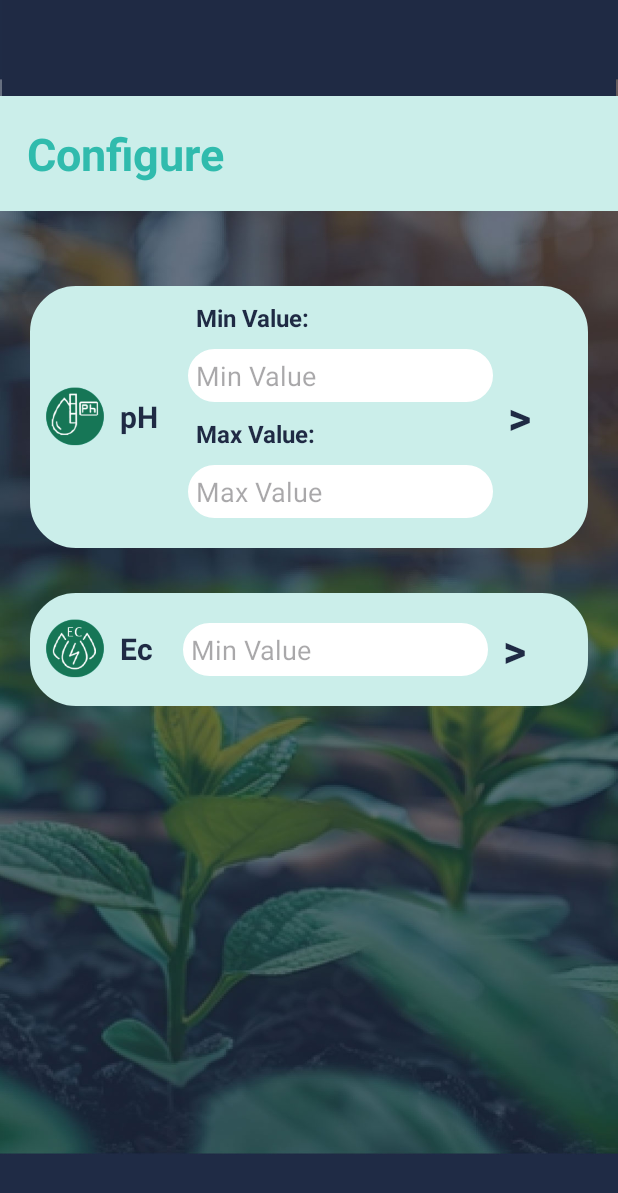
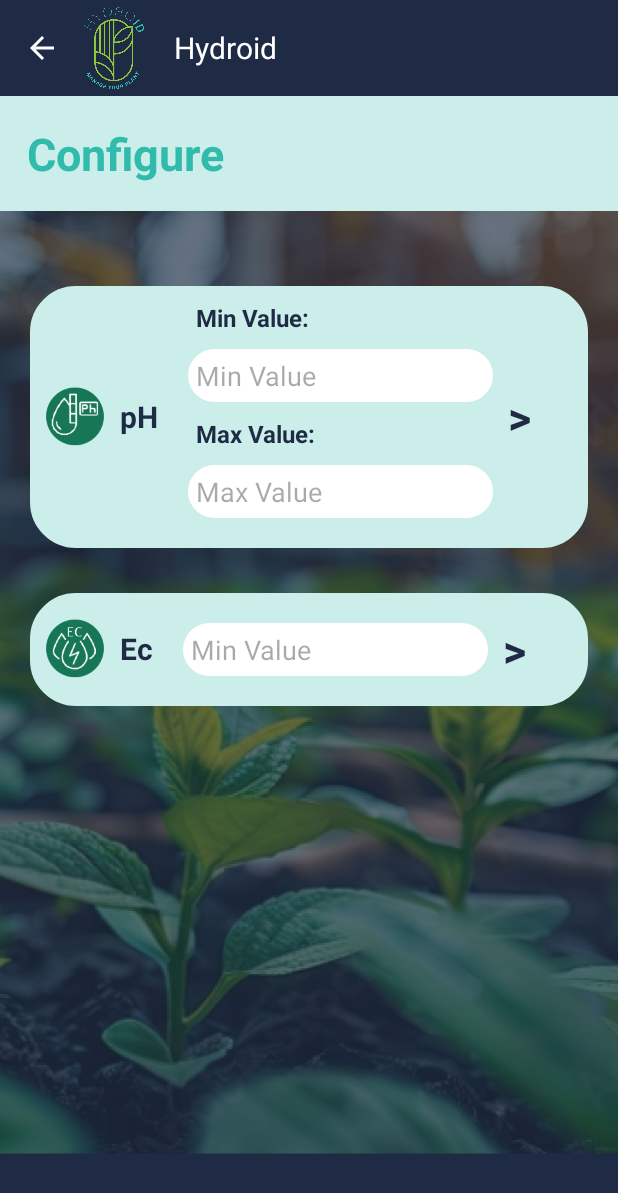
Before and after one commit to dekkersm/Hydroid, an Android app: the ConfigurationActivity screen opened directly, with no data from a screen before it, on a phone screen of 412 x 824 dp. Shown: the top 1193 px of the screen. Run offline under Robolectric (Android 15) with nearby library versions, the phone set to English and light mode, and no system bars; our stand-ins replace Volley; network calls fail.

Commit message:
added toolbar for all activities navigate to configurations through menu

```diff
--- a/app/src/main/java/com/example/hydroid/ConfigurationActivity.java
+++ b/app/src/main/java/com/example/hydroid/ConfigurationActivity.java
@@ -1,14 +1,20 @@
 package com.example.hydroid;
 
+import android.content.Intent;
 import android.os.Bundle;
 import android.renderscript.Sampler;
+import android.view.Menu;
+import android.view.MenuInflater;
+import android.view.MenuItem;
 import android.view.View;
 import android.widget.EditText;
 import android.widget.TextView;
 import android.widget.Toast;
 
 import androidx.activity.EdgeToEdge;
+import androidx.annotation.NonNull;
 import androidx.appcompat.app.AppCompatActivity;
+import androidx.appcompat.widget.Toolbar;
 import androidx.core.graphics.Insets;
 import androidx.core.view.ViewCompat;
 import androidx.core.view.WindowInsetsCompat;
@@ -26,6 +32,10 @@ public class ConfigurationActivity extends AppCompatActivity {
         super.onCreate(savedInstanceState);
         EdgeToEdge.enable(this);
         setContentView(R.layout.activity_configuration);
+
+        Toolbar toolbar = findViewById(R.id.toolbar);
+        setSupportActionBar(toolbar);
+        getSupportActionBar().setDisplayHomeAsUpEnabled(true);
 
         ec_v_btn = findViewById(R.id.ec_v_btn);
         ph_v_btn = findViewById(R.id.ph_v_btn);
@@ -45,9 +55,9 @@ public class ConfigurationActivity extends AppCompatActivity {
             @Override
             public void onResp(JSONArray resp) {
                 try {
-                    ph_max_config.setText(resp.getJSONObject(0).getString("value"));
+                    ec_config.setText(resp.getJSONObject(0).getString("value"));
                     ph_min_config.setText(resp.getJSONObject(1).getString("value"));
-                    ec_config.setText(resp.getJSONObject(2).getString("value"));
+                    ph_max_config.setText(resp.getJSONObject(2).getString("value"));
                 } catch (JSONException e) {
                     throw new RuntimeException(e);
                 }
--- a/app/src/main/java/com/example/hydroid/MainActivity.java
+++ b/app/src/main/java/com/example/hydroid/MainActivity.java
@@ -32,7 +32,6 @@ public class MainActivity extends AppCompatActivity {
             public void onClick(View v) {
                 if (username.getText().toString().equals("user") &&
                 password.getText().toString().equals("123")){
-                    Toast.makeText(MainActivity.this, "Login Successful ", Toast.LENGTH_SHORT).show();
                     Intent i = new Intent(MainActivity.this, HomePage.class);
                     i.putExtra("username", username.getText().toString());
                     startActivity(i);
--- a/app/src/main/res/layout/activity_configuration.xml
+++ b/app/src/main/res/layout/activity_configuration.xml
@@ -8,15 +8,7 @@
     android:background="@drawable/background"
     tools:context=".ConfigurationActivity">
 
-    <androidx.appcompat.widget.Toolbar
-        android:id="@+id/toolbar"
-        android:layout_width="409dp"
-        android:layout_height="wrap_content"
-        android:background="@color/DarkBlue"
-        android:minHeight="?attr/actionBarSize"
-        app:layout_constraintEnd_toEndOf="parent"
-        app:layout_constraintStart_toStartOf="parent"
-        app:layout_constraintTop_toTopOf="parent" />
+    <include layout="@layout/appbar"/>
 
     <TextView
         android:id="@+id/textView"
--- a/app/src/main/res/layout/activity_home_page.xml
+++ b/app/src/main/res/layout/activity_home_page.xml
@@ -2,14 +2,16 @@
 <RelativeLayout
     xmlns:android="http://schemas.android.com/apk/res/android"
     xmlns:app="http://schemas.android.com/apk/res-auto"
-    android:padding="10dp"
     android:background="@drawable/background"
     android:layout_width="match_parent"
     android:layout_height="match_parent">
 
+    <include layout="@layout/appbar"/>
+
     <GridLayout
         android:layout_width="match_parent"
         android:layout_height="match_parent"
+        android:layout_marginTop="60dp"
         android:columnCount="2"
         android:rowCount="4"
         android:layout_marginLeft="10dp"
--- a/app/src/main/res/layout/activity_main.xml
+++ b/app/src/main/res/layout/activity_main.xml
@@ -6,13 +6,13 @@
     android:layout_height="match_parent"
     android:background="@color/DarkBlue"
     android:gravity="center"
-    android:padding="40dp"
     tools:context=".MainActivity">
 
     <LinearLayout
         android:layout_width="match_parent"
         android:layout_height="wrap_content"
         android:gravity="center"
+        android:layout_marginHorizontal="40dp"
         android:orientation="vertical">
         <ImageView
             android:layout_width="200dp"
--- /dev/null
+++ b/app/src/main/res/layout/appbar.xml
@@ -0,0 +1,36 @@
+<?xml version="1.0" encoding="utf-8"?>
+<androidx.appcompat.widget.Toolbar
+    xmlns:android="http://schemas.android.com/apk/res/android"
+    android:layout_width="match_parent"
+    android:layout_height="wrap_content"
+    android:id="@+id/toolbar"
+    android:background="@color/DarkBlue"
+    android:minHeight="?attr/actionBarSize"
+    android:theme="@style/ThemeOverlay.AppCompat.Dark.ActionBar">
+
+    <LinearLayout
+        android:layout_width="match_parent"
+        android:orientation="horizontal"
+        android:layout_height="wrap_content">
+
+        <ImageView
+            android:id="@+id/media_image"
+            android:layout_width="40dp"
+            android:layout_height="wrap_content"
+            android:adjustViewBounds="true"
+            android:contentDescription="new post image"
+            android:scaleType="centerCrop"
+            android:visibility="visible"
+            android:src="@drawable/logo"/>
+        <TextView
+            android:id="@+id/toolbar_subtitle"
+            android:layout_marginHorizontal="20dp"
+            android:textSize="20sp"
+            android:layout_gravity="center"
+            android:textColor="@color/white"
+            android:layout_width="wrap_content"
+            android:layout_height="wrap_content"
+            android:text="Hydroid"/>
+    </LinearLayout>
+
+</androidx.appcompat.widget.Toolbar>
--- /dev/null
+++ b/app/src/main/res/menu/app_menu.xml
@@ -0,0 +1,6 @@
+<?xml version="1.0" encoding="utf-8"?>
+<menu xmlns:android="http://schemas.android.com/apk/res/android">
+    <item
+        android:id="@+id/config"
+        android:title="configurations"/>
+</menu>
--- a/app/src/main/res/values/themes.xml
+++ b/app/src/main/res/values/themes.xml
@@ -1,6 +1,9 @@
 <resources xmlns:tools="http://schemas.android.com/tools">
     <!-- Base application theme. -->
     <style name="Base.Theme.Hydroid" parent="Theme.Material3.DayNight.NoActionBar">
+
+        <item name="android:fitsSystemWindows">true</item>
+        <item name="android:windowTranslucentStatus">true</item>
         <!-- Customize your light theme here. -->
         <!-- <item name="colorPrimary">@color/my_light_primary</item> -->
     </style>
```
Also changed, not shown: app/src/main/java/com/example/hydroid/AnalyticsActivity.java (+27 -0 lines), app/src/main/java/com/example/hydroid/HomePage.java (+26 -2 lines), app/src/main/res/layout/activity_analytics.xml (+1 -9 lines).
